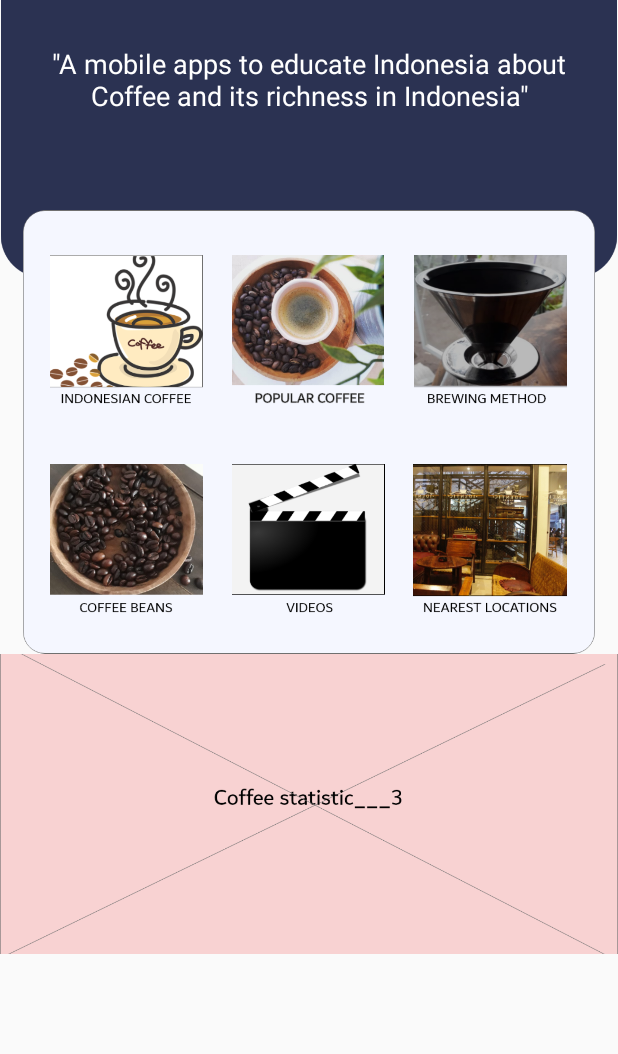
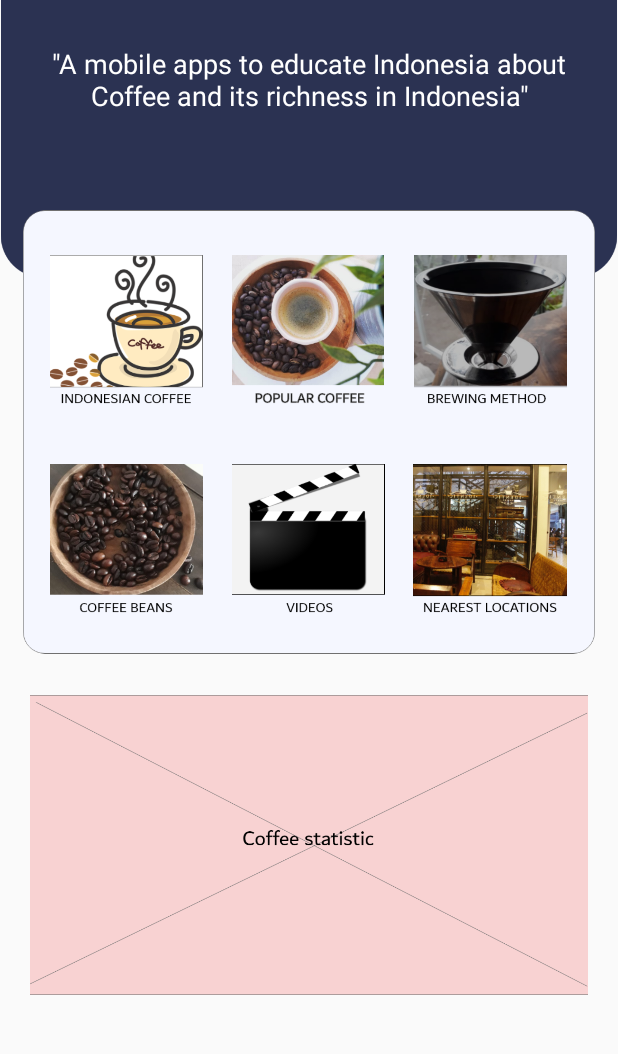
Before and after one commit to edoricardo/CoffeeInn, an Android app: the fragment HomeFragment shown on its own in the app's theme, on a phone screen of 412 x 824 dp, the part 103-1157 px from its top. Run offline under Robolectric (Android 15) with nearby library versions, the phone set to English and light mode, and no system bars.

Commit message:
Finally fixed ViewFlipper and navigation.

```diff
--- a/app/src/main/java/com/example/coffeeinn/Home/CoffeeBeans.java
+++ b/app/src/main/java/com/example/coffeeinn/Home/CoffeeBeans.java
@@ -2,11 +2,14 @@ package com.example.coffeeinn.Home;
 
 import android.os.Bundle;
 
+import androidx.annotation.NonNull;
 import androidx.fragment.app.Fragment;
+import androidx.navigation.fragment.NavHostFragment;
 
 import android.view.LayoutInflater;
 import android.view.View;
 import android.view.ViewGroup;
+import android.widget.Toast;
 
 import com.example.coffeeinn.R;
 
@@ -65,4 +68,5 @@ public class CoffeeBeans extends Fragment {
     }
 
 
+
 }
--- a/app/src/main/java/com/example/coffeeinn/Home/HomeFragment.java
+++ b/app/src/main/java/com/example/coffeeinn/Home/HomeFragment.java
@@ -13,6 +13,7 @@ import android.view.LayoutInflater;
 import android.view.View;
 import android.view.ViewGroup;
 import android.widget.ImageView;
+import android.widget.Toast;
 import android.widget.ViewFlipper;
 import android.widget.ImageButton;
 
@@ -71,32 +72,27 @@ public class HomeFragment extends Fragment {
     @Override
     public View onCreateView(LayoutInflater inflater, ViewGroup container, Bundle savedInstanceState)
     {
-        View rootView = inflater.inflate(R.layout.fragment_home, container, false);
-
-        int images[] = {R.drawable.coffee_statistic, R.drawable.coffee_statistic01,
-                R.drawable.coffee_statistic02, R.drawable.coffee_statistic03};
-
-        v_flipper = rootView.findViewById(R.id.viewFlipper);
-          for (int image: images)
-          {
-            flipperImages(image);
-          }
 
         return inflater.inflate(R.layout.fragment_home, container, false);
     }
 
-    public void flipperImages(int image)
-    {
-        ImageView imageView = new ImageView(getActivity());
-        imageView.setBackgroundResource(image);
+    public void onViewCreated(@NonNull View view, Bundle savedInstanceState) {
+        super.onViewCreated(view, savedInstanceState);
 
-        v_flipper.startFlipping();
-        v_flipper.addView(imageView);
-        v_flipper.setFlipInterval(3000);
-        v_flipper.setAutoStart(true);
+        view.findViewById(R.id.button_coffeebeans).setOnClickListener(new View.OnClickListener() {
+            @Override
+            public void onClick(View view) {
+                FragmentManager fragmentManager = getFragmentManager();
+                FragmentTransaction fragmentTransaction = fragmentManager
+                        .beginTransaction()
+                        .setCustomAnimations(R.anim.animate_card_enter, R.anim.fadeout);
+                Fragment selected = new CoffeeBeans();
+                fragmentTransaction.replace(R.id.fragment_container, selected);
+                fragmentTransaction.addToBackStack(null);
+                fragmentTransaction.commit();
 
-        v_flipper.setOutAnimation(getActivity(), android.R.anim.fade_out);
-        v_flipper.setInAnimation(getActivity(), android.R.anim.fade_in);
+            }
+        });
+    }
 
-    }
 }
--- a/app/src/main/res/layout/fragment_home.xml
+++ b/app/src/main/res/layout/fragment_home.xml
@@ -150,13 +150,19 @@
 
             <ViewFlipper
                 android:id="@+id/viewFlipper"
-                android:layout_width="match_parent"
+                android:layout_width="0dp"
                 android:layout_height="200dp"
-                app:layout_constraintTop_toBottomOf="@+id/BgIconMenu">
-
-                <RelativeLayout
-                    android:layout_width="fill_parent"
-                    android:layout_height="fill_parent">
+                android:layout_marginStart="20dp"
+                android:layout_marginTop="50dp"
+                android:layout_marginEnd="20dp"
+                android:addStatesFromChildren="false"
+                android:autoStart="true"
+                android:inAnimation="@anim/animate_slide_in_left"
+                android:outAnimation="@anim/animate_slide_out_right"
+                android:flipInterval="3000"
+                app:layout_constraintEnd_toEndOf="parent"
+                app:layout_constraintStart_toStartOf="parent"
+                app:layout_constraintTop_toBottomOf="@+id/video">
 
                 <ImageView
                     android:layout_width="fill_parent"
@@ -190,7 +196,6 @@
                     android:adjustViewBounds="true"
                     android:scaleType="centerCrop"
                     android:src="@drawable/coffee_statistic03" />
-                </RelativeLayout>
 
             </ViewFlipper>
 
--- a/app/src/main/res/layout/fragment_partner.xml
+++ b/app/src/main/res/layout/fragment_partner.xml
@@ -18,9 +18,11 @@
 
     <TextView
         android:id="@+id/textView"
-        android:layout_width="wrap_content"
+        android:layout_width="0dp"
         android:layout_height="wrap_content"
+        android:layout_marginStart="20dp"
         android:layout_marginTop="64dp"
+        android:layout_marginEnd="20dp"
         android:text="@string/thanks"
         android:textAlignment="center"
         android:textColor="#FFFFFF"
```
Lines whose indentation alone changed are shown as unchanged.
